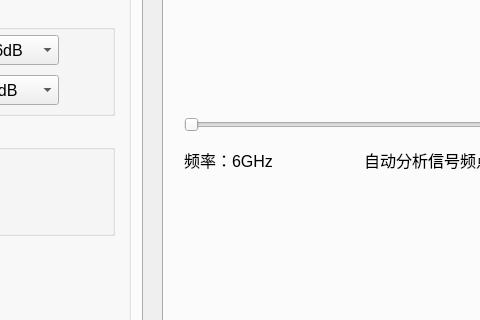
The window that python312_uwbHost/gui/form.ui (MrGEFORCE/uwbValidation) describes before a commit, drawn with Qt 5; both pictures show x 138 to 618 and y 266 to 586 of the 1280 by 900 pixel window.
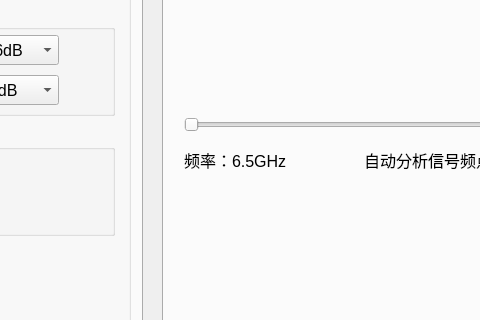
The same window after the commit.

Diff of the .ui file:
```diff
--- a/python312_uwbHost/gui/form.ui
+++ b/python312_uwbHost/gui/form.ui
@@ -2854,7 +2854,7 @@
       </rect>
      </property>
      <property name="text">
-      <string>频率：6GHz</string>
+      <string>频率：6.5GHz</string>
      </property>
     </widget>
    </widget>
```
Left out of the diff: 4 changed lines with no effect on the pictures.
